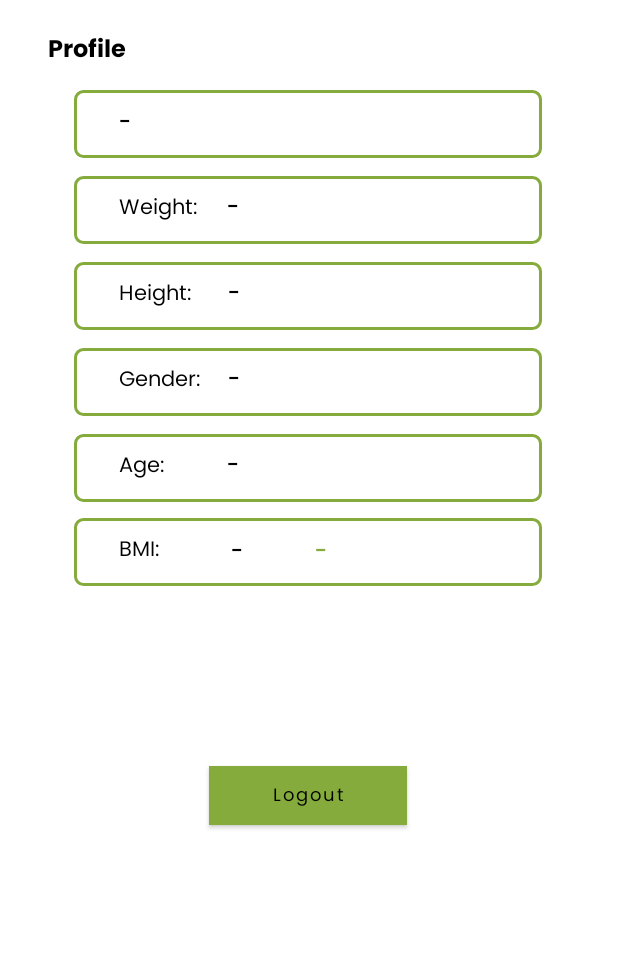
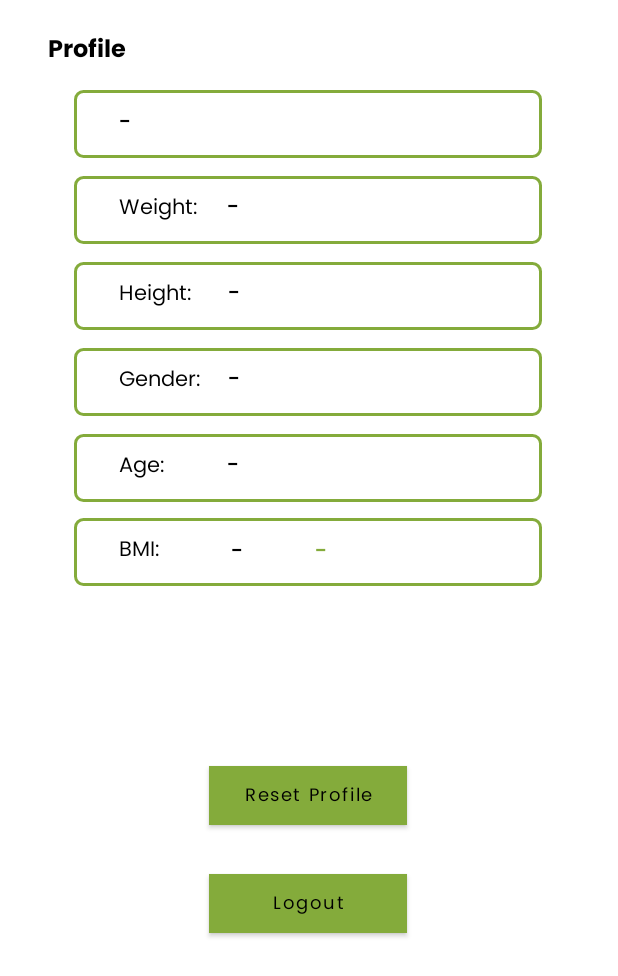
Before and after one commit to C23-PR539-NutriPlan/NutriPlanAndroid, an Android app: the MainMenu screen opened directly, with no data from a screen before it, after a tap on "Profile", on a phone screen of 412 x 824 dp. Shown: the top 976 px of the screen. Run offline under Robolectric (Android 15) with nearby library versions, the phone set to English and light mode, and no system bars.

Commit message:
Changing layout

```diff
--- a/app/src/main/java/com/example/nutriplan/api/ApiService.kt
+++ b/app/src/main/java/com/example/nutriplan/api/ApiService.kt
@@ -34,7 +34,6 @@ interface ApiService {
         @Field("weightGoal") weightGoal: Int,
         @Field("gender") gender: String,
         @Field("age") age: Int?,
-        @Field("bmi") bmi: Int,
         @Field("allergies") allergies: List<String>?,
         @Field("preferences") preferences: List<String>?,
     ): ProfilePostResponse
--- a/app/src/main/java/com/example/nutriplan/feature/form/Form.kt
+++ b/app/src/main/java/com/example/nutriplan/feature/form/Form.kt
@@ -60,7 +60,7 @@ class Form : AppCompatActivity() {
             val ageInt = age.toInt()
             formViewModel.getID().observe(this){id->
                 if(id != null){
-                    formViewModel.postProfile(id,heightInt,weightInt,0, gender,ageInt,0,allergies,preferences).observe(this@Form){form ->
+                    formViewModel.postProfile(id,heightInt,weightInt,0, gender,ageInt,allergies,preferences).observe(this@Form){form ->
                         Log.e("Pesan",form.toString())
                         when (form){
                             is com.example.nutriplan.repository.Result.Loading -> {
--- a/app/src/main/java/com/example/nutriplan/feature/form/FormViewModel.kt
+++ b/app/src/main/java/com/example/nutriplan/feature/form/FormViewModel.kt
@@ -11,6 +11,6 @@ class FormViewModel(private val repository: Repository): ViewModel() {
 
     fun getID() = repository.getID().asLiveData(Dispatchers.IO)
 
-    fun postProfile(id:String,height : Int?,weight : Int?, weightGoal : Int, gender:String,age : Int?,bmi: Int,allergies : List<String>,preferences:List<String>) = repository.postProfile(id,height, weight, weightGoal, gender, age, bmi, allergies, preferences)
+    fun postProfile(id:String,height : Int?,weight : Int?, weightGoal : Int, gender:String,age : Int?,allergies : List<String>,preferences:List<String>) = repository.postProfile(id,height, weight, weightGoal, gender, age, allergies, preferences)
 
 }
--- a/app/src/main/java/com/example/nutriplan/feature/mainmenu/MainMenu.kt
+++ b/app/src/main/java/com/example/nutriplan/feature/mainmenu/MainMenu.kt
@@ -25,6 +25,7 @@ class MainMenu : AppCompatActivity() {
     override fun onCreate(savedInstanceState: Bundle?) {
         super.onCreate(savedInstanceState)
         binding = ActivityMainMenuBinding.inflate(layoutInflater)
+
         mainMenuViewModel.apply {
             getState().observe(this@MainMenu) {
                 if (it == null) {
@@ -80,11 +81,11 @@ class MainMenu : AppCompatActivity() {
                 val intent = Intent(this@MainMenu, Profile::class.java)
                 startActivity(intent)
             }
-            binding.MenuGenerate.setOnClickListener {
-                val intent = Intent(this@MainMenu, Form::class.java)
+            binding.menuFAQ.setOnClickListener {
+                val intent = Intent(this@MainMenu, FAQ::class.java)
                 startActivity(intent)
             }
-            binding.menuRecommendation.setOnClickListener {
+            binding.MenuReccom.setOnClickListener {
                 val intent = Intent(this@MainMenu, DietPlan::class.java)
                 startActivity(intent)
             }
@@ -108,21 +109,21 @@ class MainMenu : AppCompatActivity() {
         }
     }
 
-    override fun onCreateOptionsMenu(menu: Menu?): Boolean {
-        val inflater = menuInflater
-        inflater.inflate(R.menu.menu_utama, menu)
-        return true
-    }
-
-    override fun onOptionsItemSelected(item: MenuItem): Boolean {
-        when (item.itemId) {
-            R.id.FAQMenu -> {
-                val intent = Intent(this@MainMenu, FAQ::class.java)
-                startActivity(intent)
-            }
-        }
-        return super.onOptionsItemSelected(item)
-    }
+//    override fun onCreateOptionsMenu(menu: Menu?): Boolean {
+//        val inflater = menuInflater
+//        inflater.inflate(R.menu.menu_utama, menu)
+//        return true
+//    }
+//
+//    override fun onOptionsItemSelected(item: MenuItem): Boolean {
+//        when (item.itemId) {
+//            R.id.FAQMenu -> {
+//                val intent = Intent(this@MainMenu, FAQ::class.java)
+//                startActivity(intent)
+//            }
+//        }
+//        return super.onOptionsItemSelected(item)
+//    }
 
     private fun showLoading(isLoading: Boolean) {
         if (isLoading) {
--- a/app/src/main/java/com/example/nutriplan/repository/Repository.kt
+++ b/app/src/main/java/com/example/nutriplan/repository/Repository.kt
@@ -80,10 +80,10 @@ class Repository (private val apiService: ApiService, private val authDataStore:
         }
     }
 
-    fun postProfile(id: String,height : Int?,weight : Int?, weightGoal : Int, gender:String,age : Int?,bmi: Int,allergies : List<String>,preferences:List<String>) : LiveData<com.example.nutriplan.repository.Result<ProfilePostResponse>> = liveData(Dispatchers.IO){
+    fun postProfile(id: String,height : Int?,weight : Int?, weightGoal : Int, gender:String,age : Int?,allergies : List<String>,preferences:List<String>) : LiveData<com.example.nutriplan.repository.Result<ProfilePostResponse>> = liveData(Dispatchers.IO){
         emit(com.example.nutriplan.repository.Result.Loading)
         try {
-            val response = apiService.postProfile(generateBearerID(id),height, weight, 0, gender, age, bmi, allergies, preferences)
+            val response = apiService.postProfile(generateBearerID(id),height, weight, 0, gender, age,  allergies, preferences)
             emit(com.example.nutriplan.repository.Result.Success(response))
         }catch (e:Exception){
             emit(com.example.nutriplan.repository.Result.Error(e.message.toString()))
--- a/app/src/main/res/layout/activity_profile.xml
+++ b/app/src/main/res/layout/activity_profile.xml
@@ -305,7 +305,7 @@
             android:id="@+id/logout_btn"
             android:layout_width="132dp"
             android:layout_height="39dp"
-            android:layout_marginTop="120dp"
+            android:layout_marginTop="192dp"
             android:background="@color/black"
             android:fontFamily="@font/poppins"
             android:text="Logout"
@@ -318,5 +318,23 @@
             app:layout_constraintHorizontal_bias="0.498"
             app:layout_constraintStart_toStartOf="parent"
             app:layout_constraintTop_toBottomOf="@+id/constraintLayout5" />
+
+        <Button
+            android:id="@+id/Reset"
+            android:layout_width="132dp"
+            android:layout_height="39dp"
+            android:layout_marginTop="120dp"
+            android:background="@color/black"
+            android:fontFamily="@font/poppins"
+            android:text="Reset Profile"
+            android:textAllCaps="false"
+            android:textColor="@color/black"
+
+            android:textSize="12dp"
+            app:circularflow_defaultRadius="5dp"
+            app:layout_constraintEnd_toEndOf="parent"
+            app:layout_constraintHorizontal_bias="0.498"
+            app:layout_constraintStart_toStartOf="parent"
+            app:layout_constraintTop_toBottomOf="@+id/constraintLayout5" />
     </androidx.constraintlayout.widget.ConstraintLayout>
 </ScrollView>
```
Also changed, not shown: app/src/main/java/com/example/nutriplan/feature/profile/Profile.kt (+10 -0 lines), app/src/main/res/layout/activity_main_menu.xml (+10 -10 lines).
